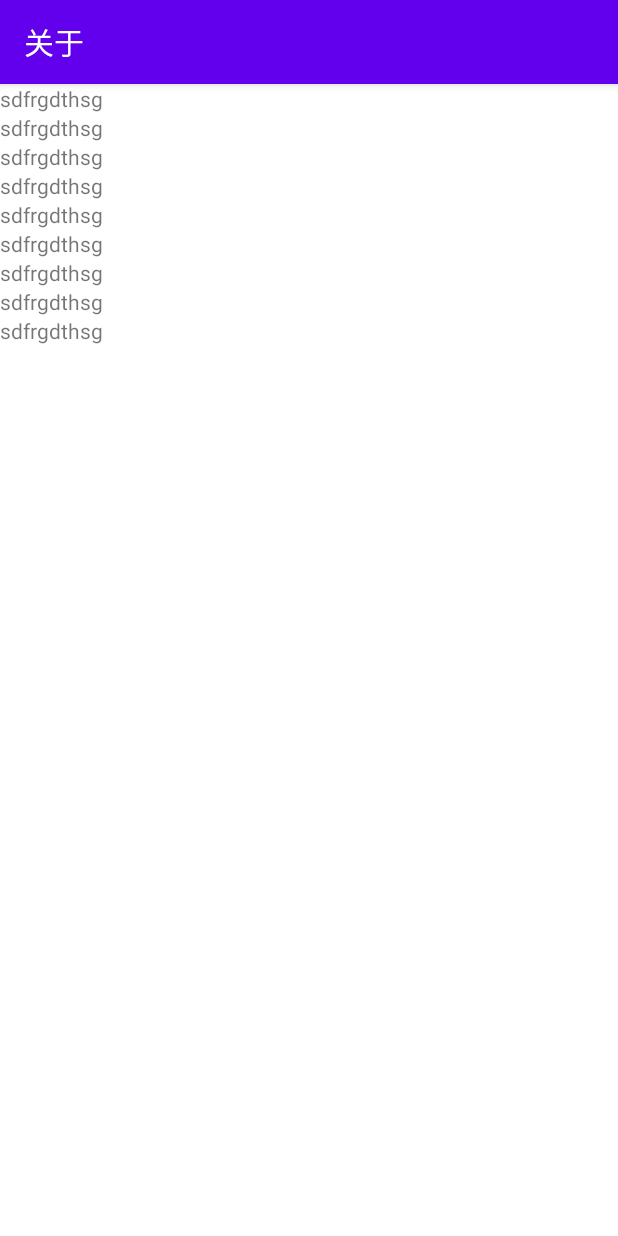
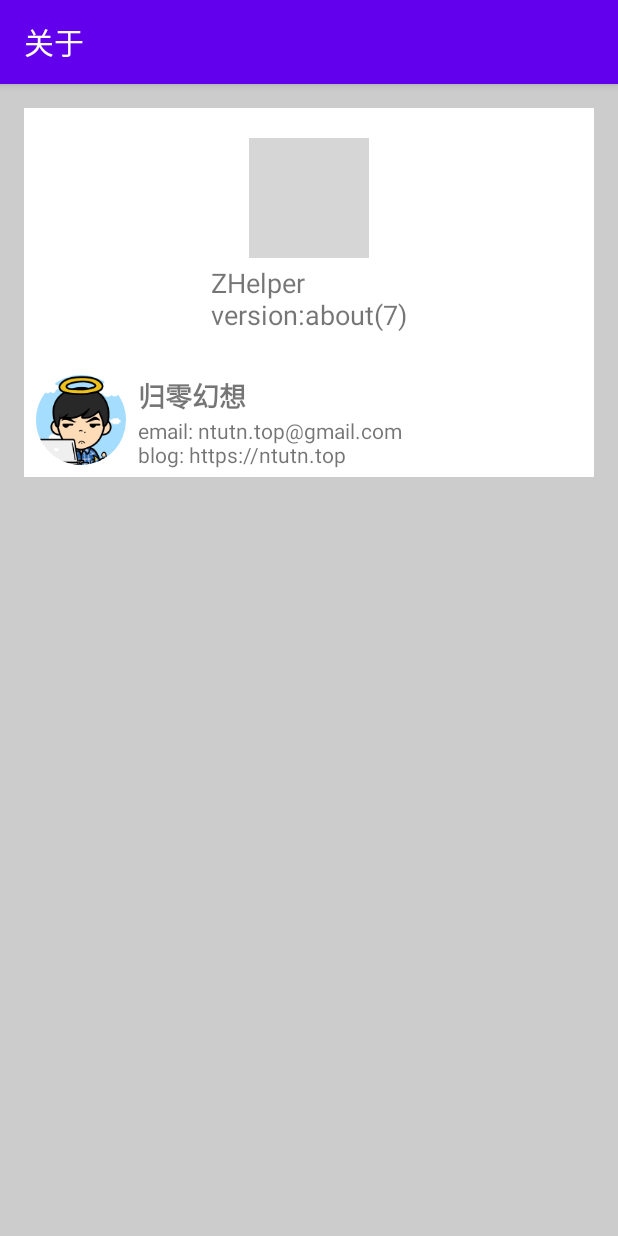
Before and after one commit to zerofancy/zerohelper, an Android app: the AboutActivity screen opened directly, with no data from a screen before it, on a phone screen of 412 x 824 dp. Run offline under Robolectric (Android 15) with nearby library versions, the phone set to English and light mode, and no system bars; pictures from the network do not load; grey boxes are pictures that could not be loaded.

Commit message:
add about page

```diff
--- a/app/build.gradle
+++ b/app/build.gradle
@@ -10,8 +10,8 @@ android {
         applicationId "top.ntutn.zerohelper"
         minSdk 21
         targetSdk 31
-        versionCode 6
-        versionName "email"
+        versionCode 7
+        versionName "about"
 
         testInstrumentationRunner "androidx.test.runner.AndroidJUnitRunner"
     }
@@ -53,6 +53,9 @@ dependencies {
 // https://mvnrepository.com/artifact/com.squareup.retrofit2/retrofit
     implementation 'com.squareup.retrofit2:retrofit:2.9.0'
     implementation 'com.squareup.retrofit2:converter-gson:2.9.0'
+    implementation 'com.github.bumptech.glide:glide:4.12.0'
+    annotationProcessor 'com.github.bumptech.glide:compiler:4.12.0'
+
     implementation 'androidx.appcompat:appcompat:1.4.0'
     implementation "org.jetbrains.kotlin:kotlin-stdlib:$kotlin_version"
 
--- a/app/src/main/java/top/ntutn/zerohelper/AboutActivity.kt
+++ b/app/src/main/java/top/ntutn/zerohelper/AboutActivity.kt
@@ -1,9 +1,12 @@
 package top.ntutn.zerohelper
 
+import android.annotation.SuppressLint
 import android.content.Context
 import android.content.Intent
+import android.net.Uri
 import androidx.appcompat.app.AppCompatActivity
 import android.os.Bundle
+import android.view.LayoutInflater
 import android.view.View
 import android.view.ViewGroup
 import android.widget.LinearLayout
@@ -11,6 +14,10 @@ import android.widget.TextView
 import androidx.lifecycle.MutableLiveData
 import androidx.recyclerview.widget.LinearLayoutManager
 import androidx.recyclerview.widget.RecyclerView
+import androidx.viewbinding.ViewBinding
+import com.bumptech.glide.Glide
+import top.ntutn.zerohelper.databinding.AboutMenuTitleBinding
+import top.ntutn.zerohelper.databinding.AboutMenuUserBinding
 import top.ntutn.zerohelper.databinding.ActivityAboutBinding
 
 class AboutActivity : BaseActivity() {
@@ -32,29 +39,64 @@ class AboutActivity : BaseActivity() {
 
         binding.aboutRecyclerView.layoutManager = LinearLayoutManager(this)
         binding.aboutRecyclerView.adapter = AboutAdapter(mutableListOf<MenuItem>().apply {
-            user()
-            repeat(3) {
-                link()
-            }
-            repeat(5) {
-                license()
-            }
+            title(getString(R.string.app_name), "${BuildConfig.VERSION_NAME}(${BuildConfig.VERSION_CODE})")
+            user(
+                avatar = "file:///android_asset/img/ntutn_avatar.jpg",
+                name = "归零幻想",
+                description = """
+                    email: ntutn.top@gmail.com
+                    blog: https://ntutn.top
+                """.trimIndent(),
+            )
+//            repeat(3) {
+//                link()
+//            }
+//            repeat(5) {
+//                license()
+//            }
         })
     }
 }
 
 class AboutAdapter(private val menuList: List<MenuItem>) : RecyclerView.Adapter<AboutAdapter.AboutMenuViewHolder>() {
-    open class AboutMenuViewHolder(view: View) : RecyclerView.ViewHolder(view)
+    abstract class AboutMenuViewHolder(viewBinding: ViewBinding) : RecyclerView.ViewHolder(viewBinding.root) {
+        abstract fun bind(item: MenuItem)
+    }
+
+    class TitleMenuViewHolder(val viewBinding: AboutMenuTitleBinding) : AboutMenuViewHolder(viewBinding) {
+        override fun bind(item: MenuItem) {
+            require(item is MenuTitleItem)
+            viewBinding.descriptionTextView.text = "${item.appName}\nversion:${item.appVersion}"
+        }
+    }
+
+    class UserMenuViewHolder(val viewBinding: AboutMenuUserBinding) : AboutMenuViewHolder(viewBinding) {
+        override fun bind(item: MenuItem) {
+            require(item is MenuUserItem)
+            Glide.with(viewBinding.root)
+                .load(item.avatar)
+                .circleCrop()
+                .into(viewBinding.menuAvatar)
+            viewBinding.menuName.text = item.name
+            viewBinding.menuDescription.text = item.description
+        }
+    }
 
     override fun onCreateViewHolder(parent: ViewGroup, viewType: Int): AboutMenuViewHolder {
-        return AboutMenuViewHolder(TextView(parent.context).apply { text = "sdfrgdthsg" })
+        val layoutInflater = LayoutInflater.from(parent.context)
+        return when (viewType) {
+            MenuItem.ItemType.TITLE.ordinal -> TitleMenuViewHolder(
+                AboutMenuTitleBinding.inflate(layoutInflater, parent, false)
+            )
+            MenuItem.ItemType.USER.ordinal -> UserMenuViewHolder(
+                AboutMenuUserBinding.inflate(layoutInflater, parent, false)
+            )
+            else -> throw NotImplementedError("有未实现的类型")
+        }
     }
 
     override fun onBindViewHolder(holder: AboutMenuViewHolder, position: Int) {
-        when (holder) {
-
-        }
-//        TODO("Not yet implemented")
+        holder.bind(menuList[position])
     }
 
     override fun getItemCount(): Int = menuList.size
@@ -68,10 +110,15 @@ abstract class MenuItem {
     abstract val itemType: MenuItem.ItemType
 
     enum class ItemType {
+        TITLE,
         LICENSE,
         LINK,
         USER,
     }
+}
+
+class MenuTitleItem(val appName: String, val appVersion: String) : MenuItem() {
+    override val itemType: ItemType = ItemType.TITLE
 }
 
 class MenuLicenseItem : MenuItem() {
@@ -82,8 +129,12 @@ class MenuLinkItem : MenuItem() {
     override val itemType: ItemType = ItemType.LINK
 }
 
-class MenuUserItem : MenuItem() {
+class MenuUserItem(val avatar:String, val name: String, val description: String) : MenuItem() {
     override val itemType: ItemType = ItemType.USER
+}
+
+fun MutableList<MenuItem>.title(appName: String, appVersion: String) {
+    add(MenuTitleItem(appName, appVersion))
 }
 
 fun MutableList<MenuItem>.license() {
@@ -94,6 +145,6 @@ fun MutableList<MenuItem>.link() {
     add(MenuLinkItem())
 }
 
-fun MutableList<MenuItem>.user() {
-    add(MenuUserItem())
+fun MutableList<MenuItem>.user(avatar:String, name: String, description: String) {
+    add(MenuUserItem(avatar, name, description))
 }
--- /dev/null
+++ b/app/src/main/res/layout/about_menu_title.xml
@@ -0,0 +1,30 @@
+<?xml version="1.0" encoding="utf-8"?>
+<androidx.constraintlayout.widget.ConstraintLayout xmlns:android="http://schemas.android.com/apk/res/android"
+    android:layout_width="match_parent"
+    android:layout_height="wrap_content"
+    xmlns:app="http://schemas.android.com/apk/res-auto"
+    android:padding="20dp"
+    xmlns:tools="http://schemas.android.com/tools"
+    android:background="@color/white">
+
+    <ImageView
+        android:id="@+id/logo_image_view"
+        android:layout_width="80dp"
+        android:layout_height="80dp"
+        app:layout_constraintTop_toTopOf="parent"
+        app:layout_constraintLeft_toLeftOf="parent"
+        app:layout_constraintRight_toRightOf="parent"
+        android:src="@mipmap/ic_launcher" />
+
+    <TextView
+        android:id="@+id/description_text_view"
+        android:layout_width="wrap_content"
+        android:layout_height="wrap_content"
+        app:layout_constraintTop_toBottomOf="@id/logo_image_view"
+        app:layout_constraintLeft_toLeftOf="parent"
+        app:layout_constraintRight_toRightOf="parent"
+        tools:text="ZeroHelper\nversion: pi(3)"
+        android:textSize="18sp"
+        android:layout_marginTop="4dp" />
+
+</androidx.constraintlayout.widget.ConstraintLayout>
--- /dev/null
+++ b/app/src/main/res/layout/about_menu_user.xml
@@ -0,0 +1,38 @@
+<?xml version="1.0" encoding="utf-8"?>
+<androidx.constraintlayout.widget.ConstraintLayout xmlns:android="http://schemas.android.com/apk/res/android"
+    xmlns:tools="http://schemas.android.com/tools"
+    android:layout_width="match_parent"
+    android:layout_height="wrap_content"
+    xmlns:app="http://schemas.android.com/apk/res-auto"
+    android:background="@color/white">
+
+    <ImageView
+        android:id="@+id/menu_avatar"
+        android:layout_width="60dp"
+        android:layout_height="60dp"
+        tools:src="@tools:sample/avatars"
+        app:layout_constraintTop_toTopOf="parent"
+        app:layout_constraintBottom_toBottomOf="parent"
+        app:layout_constraintLeft_toLeftOf="parent"
+        android:layout_margin="8dp" />
+
+    <TextView
+        android:id="@+id/menu_name"
+        android:layout_width="wrap_content"
+        android:layout_height="wrap_content"
+        app:layout_constraintTop_toTopOf="@id/menu_avatar"
+        app:layout_constraintLeft_toRightOf="@id/menu_avatar"
+        tools:text="齐天大圣孙悟空"
+        android:textSize="18sp"
+        android:layout_marginStart="8dp"
+        android:textStyle="bold" />
+
+    <TextView
+        android:id="@+id/menu_description"
+        app:layout_constraintTop_toBottomOf="@id/menu_name"
+        app:layout_constraintLeft_toLeftOf="@id/menu_name"
+        android:layout_width="wrap_content"
+        android:layout_height="wrap_content"
+        android:maxLines="2"
+        tools:text="email: ntutn.top@gmail.com\nblog:https://ntutn.top" />
+</androidx.constraintlayout.widget.ConstraintLayout>
--- a/app/src/main/res/layout/activity_about.xml
+++ b/app/src/main/res/layout/activity_about.xml
@@ -4,11 +4,14 @@
     xmlns:tools="http://schemas.android.com/tools"
     android:layout_width="match_parent"
     android:layout_height="match_parent"
-    tools:context=".AboutActivity">
+    tools:context=".AboutActivity"
+    android:background="#ccc"
+    android:padding="16dp">
 
     <androidx.recyclerview.widget.RecyclerView
         android:id="@+id/about_recycler_view"
         android:layout_width="match_parent"
-        android:layout_height="match_parent" />
+        android:layout_height="match_parent"
+        tools:background="#fff"/>
 
 </androidx.constraintlayout.widget.ConstraintLayout>
```
Also changed, not shown: app/src/main/assets/img/ntutn_avatar.jpg (added), 1 other file.
